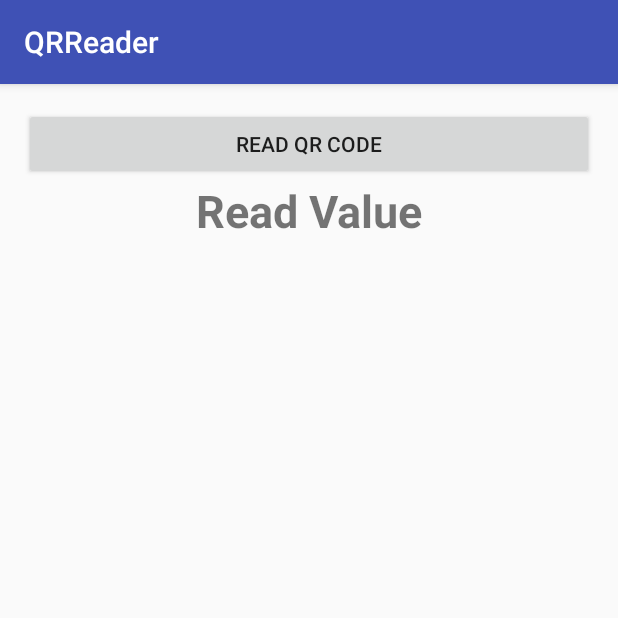
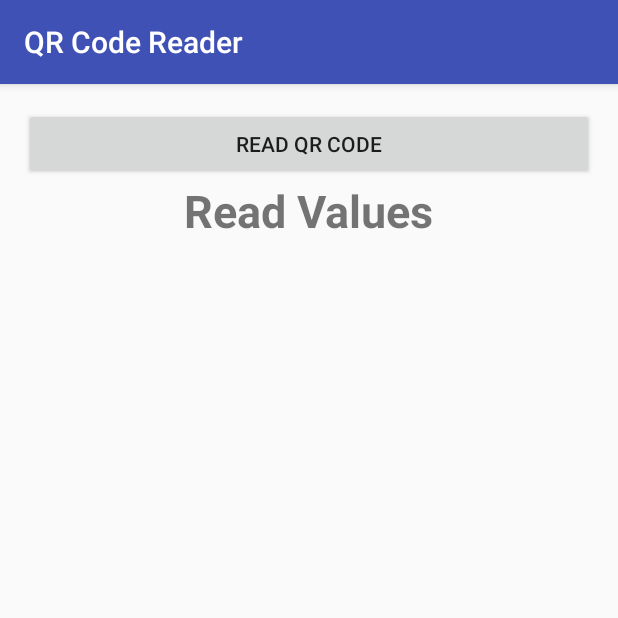
Before and after one commit to TeknoCepni/QRReader, an Android app: the screen it shows after launch (MainActivity), on a phone screen of 412 x 824 dp, the top half of it. Run offline under Robolectric (Android 15) with nearby library versions, the phone set to English and light mode, and no system bars; libraries missing offline, so code that uses them is left out: com.google.zxing.integration.

Commit message:
Changed texts.

```diff
--- a/app/src/main/res/layout/activity_main.xml
+++ b/app/src/main/res/layout/activity_main.xml
@@ -13,7 +13,7 @@
     <Button
         android:layout_width="wrap_content"
         android:layout_height="wrap_content"
-        android:text="Read QR Code"
+        android:text="@string/button_title"
         android:id="@+id/button"
         android:layout_alignParentTop="true"
         android:layout_alignParentLeft="true"
@@ -24,10 +24,10 @@
     <TextView
         android:layout_width="wrap_content"
         android:layout_height="wrap_content"
-        android:text="Read Value"
+        android:text="@string/listview_title"
         android:textStyle="bold"
         android:id="@+id/textView"
-        android:textSize="30dp"
+        android:textSize="30sp"
         android:layout_below="@+id/button"
         android:layout_centerHorizontal="true" />
 
--- a/app/src/main/res/values/strings.xml
+++ b/app/src/main/res/values/strings.xml
@@ -1,3 +1,5 @@
 <resources>
-    <string name="app_name">QRReader</string>
+    <string name="app_name">QR Code Reader</string>
+    <string name="button_title">Read QR Code</string>
+    <string name="listview_title">Read Values</string>
 </resources>
```
